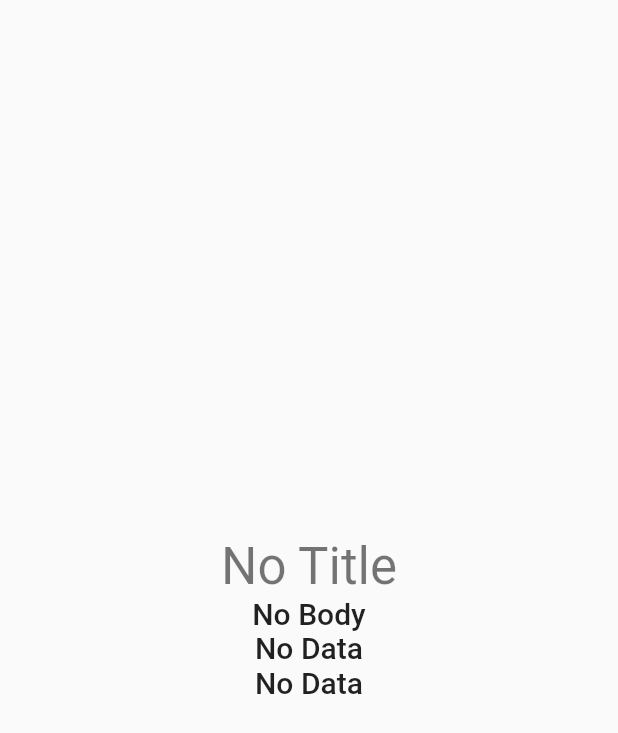
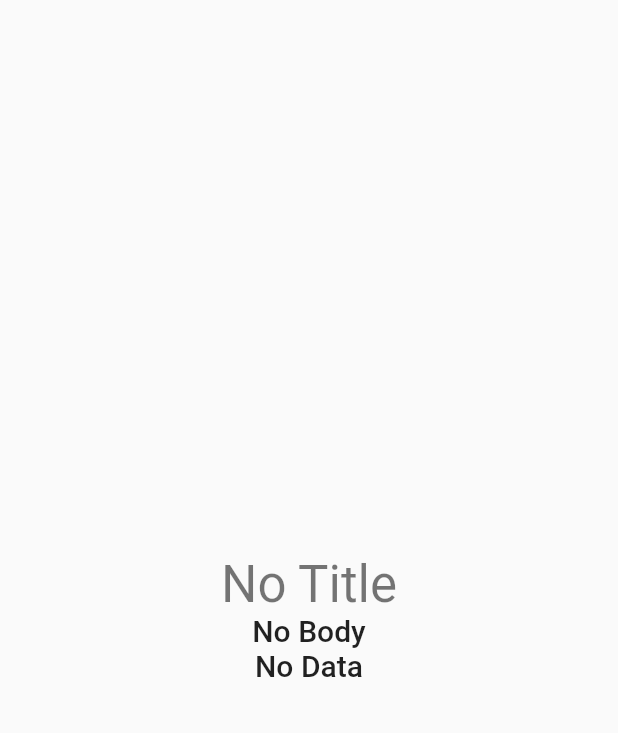
Before and after one commit to RidhaAF/flutter_push_notification, a Flutter app: the screen it shows after launch, on a phone screen of 412 x 824 dp. Shown: the top 733 px of the screen. Run offline on Flutter 3.47's test engine with Material 2 defaults, Android fonts, the phone set to English and light mode, and no system bars; our stand-ins replace firebase_core, firebase_messaging; accounts and stored records are empty.

Commit message:
Updatenya gajadi

```diff
--- a/lib/home_page.dart
+++ b/lib/home_page.dart
@@ -48,10 +48,6 @@ class _HomePageState extends State<HomePage> {
               notificationData,
               style: Theme.of(context).textTheme.headline6,
             ),
-            Text(
-              notificationData,
-              style: Theme.of(context).textTheme.headline6,
-            ),
           ],
         ),
       ),
```
